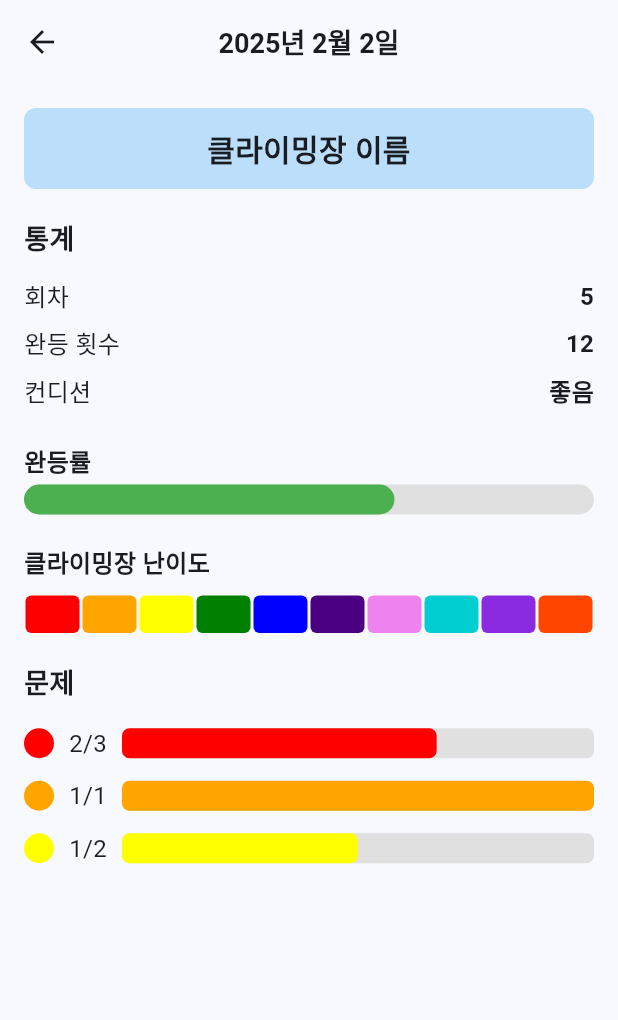
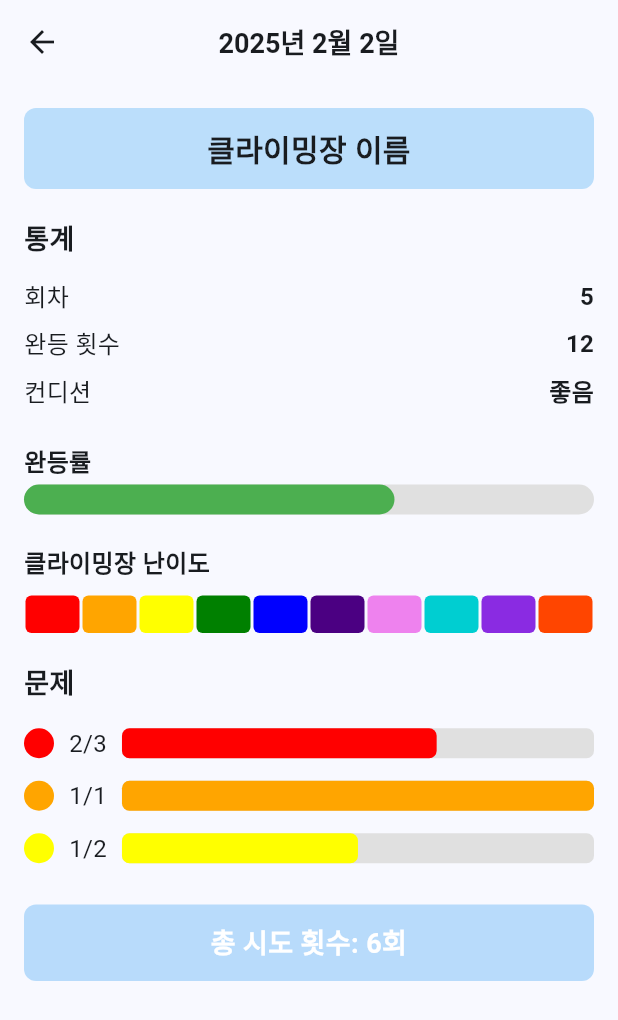
Before and after one commit to zeeeyeon/ssafy_common_project, a Flutter app: the CalendarDetailScreen screen opened directly with empty values, after a tap on "클라이밍장 이름", on a phone screen of 412 x 824 dp. Shown: the top 1020 px of the screen. Run offline on Flutter 3.47's test engine with Material 3 defaults, Android fonts, the phone set to English and light mode, and no system bars; our stand-ins replace dio, flutter_riverpod, go_router, logger; Roboto replaces fonts that are missing (Pretendard).

Commit message:
[S12P11E206-203] [FE] Design: 캘린더 및 상세 페이지 디자인 수정

```diff
--- a/front/lib/common/widgets/layout/custom_app_bar.dart
+++ b/front/lib/common/widgets/layout/custom_app_bar.dart
@@ -4,12 +4,14 @@ class CustomAppBar extends StatelessWidget implements PreferredSizeWidget {
   final String title;
   final List<Widget>? actions;
   final bool showBackButton;
+  final Widget? leading;
 
   const CustomAppBar({
     super.key,
     required this.title,
     this.actions,
     this.showBackButton = true,
+    this.leading,
   });
 
   @override
@@ -25,12 +27,13 @@ class CustomAppBar extends StatelessWidget implements PreferredSizeWidget {
       backgroundColor: Colors.white,
       elevation: 0,
       centerTitle: true,
-      leading: showBackButton
-          ? IconButton(
-              icon: const Icon(Icons.arrow_back_ios, color: Colors.black),
-              onPressed: () => Navigator.pop(context),
-            )
-          : null,
+      leading: leading ??
+          (showBackButton
+              ? IconButton(
+                  icon: const Icon(Icons.arrow_back_ios, color: Colors.black),
+                  onPressed: () => Navigator.pop(context),
+                )
+              : null),
       actions: actions,
     );
   }
--- a/front/lib/features/calendar/screens/calendar_detail_screen.dart
+++ b/front/lib/features/calendar/screens/calendar_detail_screen.dart
@@ -89,11 +89,32 @@ class CalendarDetailScreenState extends ConsumerState<CalendarDetailScreen> {
 
   Future<void> fetchProblemData() async {
     try {
-      final dummyData = [
-        {"color": 0xFFFF0000, "success": 2, "attempts": 3}, // 빨강
-        {"color": 0xFFFFA500, "success": 1, "attempts": 1}, // 주황
-        {"color": 0xFFFFFF00, "success": 1, "attempts": 2}, // 노랑
-      ];
+      final double? dummyOpacity = _getDummyOpacity(selectedDate);
+      int baseAttempts =
+          (dummyOpacity != null) ? (dummyOpacity * 10).round() : 0;
+      final dummyData = (dummyOpacity != null)
+          ? [
+              {
+                "color": 0xFFFF0000,
+                "success": (baseAttempts / 2).round(),
+                "attempts": baseAttempts
+              },
+              {
+                "color": 0xFFFFA500,
+                "success": (baseAttempts / 3).round(),
+                "attempts": baseAttempts
+              },
+              {
+                "color": 0xFFFFFF00,
+                "success": (baseAttempts / 4).round(),
+                "attempts": baseAttempts
+              },
+            ]
+          : [
+              {"color": 0xFFFF0000, "success": 2, "attempts": 3},
+              {"color": 0xFFFFA500, "success": 1, "attempts": 1},
+              {"color": 0xFFFFFF00, "success": 1, "attempts": 2},
+            ];
       ref.read(problemProvider.notifier).setProblems(dummyData);
     } catch (e) {
       logger.e('❌ fetchProblemData() 오류: ${e.toString()}');
@@ -200,6 +221,8 @@ class CalendarDetailScreenState extends ConsumerState<CalendarDetailScreen> {
                 style: TextStyle(fontSize: 18, fontWeight: FontWeight.bold)),
             const SizedBox(height: 10),
             _problemList(problems),
+            const SizedBox(height: 20),
+            _buildAttemptStatus(_calculateTotalAttempts(problems)),
           ],
         ),
       ),
@@ -249,7 +272,6 @@ class CalendarDetailScreenState extends ConsumerState<CalendarDetailScreen> {
     );
   }
 
-  // ✅ 누락된 _buildStatItem 함수 추가
   Widget _buildStatItem(String title, String value) {
     return Padding(
       padding: const EdgeInsets.symmetric(vertical: 4.0),
@@ -265,7 +287,6 @@ class CalendarDetailScreenState extends ConsumerState<CalendarDetailScreen> {
     );
   }
 
-// ✅ 누락된 _problemList 함수 추가
   Widget _problemList(List<Map<String, dynamic>> problems) {
     if (problems.isEmpty) {
       return const Text('도전한 문제가 없습니다.');
@@ -279,10 +300,9 @@ class CalendarDetailScreenState extends ConsumerState<CalendarDetailScreen> {
     );
   }
 
-// ✅ 누락된 _buildProblemItem 함수 추가
   Widget _buildProblemItem(Color color, int success, int attempts) {
     return Padding(
-      padding: const EdgeInsets.symmetric(vertical: 6.0), // ✅ 문제 사이 간격 추가
+      padding: const EdgeInsets.symmetric(vertical: 6.0),
       child: Row(
         children: [
           Container(
@@ -294,7 +314,7 @@ class CalendarDetailScreenState extends ConsumerState<CalendarDetailScreen> {
           const SizedBox(width: 10),
           Expanded(
             child: Container(
-              height: 20, // ✅ 그래프 두께 증가
+              height: 20,
               decoration: BoxDecoration(
                 borderRadius: BorderRadius.circular(5),
                 color: Colors.grey[300],
@@ -315,4 +335,48 @@ class CalendarDetailScreenState extends ConsumerState<CalendarDetailScreen> {
       ),
     );
   }
+
+  int _calculateTotalAttempts(List<Map<String, dynamic>> problems) {
+    return problems.fold(
+        0, (sum, problem) => sum + (problem['attempts'] as int));
+  }
+
+  Widget _buildAttemptStatus(int totalAttempts) {
+    double opacity;
+    if (totalAttempts >= 20) {
+      opacity = 1.0;
+    } else if (totalAttempts >= 10) {
+      opacity = 0.6;
+    } else if (totalAttempts >= 5) {
+      opacity = 0.3;
+    } else {
+      opacity = 0.1;
+    }
+
+    return Container(
+      width: double.infinity,
+      padding: const EdgeInsets.all(12),
+      decoration: BoxDecoration(
+        color: Color.fromRGBO(33, 150, 243, opacity),
+        borderRadius: BorderRadius.circular(8),
+      ),
+      child: Text(
+        '총 시도 횟수: $totalAttempts회',
+        style: const TextStyle(
+          fontSize: 18,
+          fontWeight: FontWeight.bold,
+          color: Colors.white,
+        ),
+        textAlign: TextAlign.center,
+      ),
+    );
+  }
+
+  // 추가: 날짜별 dummy opacity 반환 (3,15,24 -> 0.3, 6,18 -> 0.6, 9,21 -> 0.9)
+  double? _getDummyOpacity(DateTime date) {
+    if (date.day == 3 || date.day == 15 || date.day == 24) return 0.3;
+    if (date.day == 6 || date.day == 18) return 0.6;
+    if (date.day == 9 || date.day == 21) return 0.9;
+    return null;
+  }
 }
--- a/front/lib/features/calendar/screens/calendar_screen.dart
+++ b/front/lib/features/calendar/screens/calendar_screen.dart
@@ -37,12 +37,11 @@ class CalendarScreenState extends ConsumerState<CalendarScreen> {
       appBar: CustomAppBar(
         title: '${currentMonth.year}년 ${currentMonth.month}월',
         showBackButton: false,
-        actions: [
-          IconButton(
-            icon: const Icon(Icons.calendar_today),
-            onPressed: () => selectDate(context),
-          ),
-        ],
+        leading: IconButton(
+          icon: const Icon(Icons.calendar_today),
+          onPressed: () => selectDate(context),
+        ),
+        actions: const [],
       ),
       body: SafeArea(
         child: Column(
@@ -83,7 +82,7 @@ class CalendarScreenState extends ConsumerState<CalendarScreen> {
                     crossAxisCount: 7,
                     mainAxisSpacing: 4,
                     crossAxisSpacing: 4,
-                    childAspectRatio: 1.0,
+                    childAspectRatio: 0.7,
                   ),
                   itemCount: getDaysInMonth() + getFirstWeekdayOfMonth() - 1,
                   itemBuilder: (context, index) {
@@ -98,8 +97,11 @@ class CalendarScreenState extends ConsumerState<CalendarScreen> {
                       dayNumber,
                     );
 
-                    final hasRecord = dayNumber % 3 == 0;
-                    return buildDayCell(currentDate, hasRecord);
+                    final int dailyAttempts =
+                        _getDailyAttemptCount(currentDate);
+                    final bool hasRecord = dailyAttempts > 0;
+                    return buildDayCell(currentDate, hasRecord,
+                        dailyAttempts: dailyAttempts);
                   },
                 ),
               ),
@@ -171,7 +173,7 @@ class CalendarScreenState extends ConsumerState<CalendarScreen> {
     );
   }
 
-  Widget buildDayCell(DateTime date, bool hasRecord) {
+  Widget buildDayCell(DateTime date, bool hasRecord, {int dailyAttempts = 0}) {
     final isToday = DateTime.now().year == date.year &&
         DateTime.now().month == date.month &&
         DateTime.now().day == date.day;
@@ -181,7 +183,7 @@ class CalendarScreenState extends ConsumerState<CalendarScreen> {
       child: Container(
         padding: const EdgeInsets.symmetric(vertical: 4.0),
         decoration: BoxDecoration(
-          color: hasRecord ? Colors.blue.withOpacity(0.1) : null,
+          color: hasRecord ? const Color.fromRGBO(33, 150, 243, 0.1) : null,
           border: isToday
               ? Border.all(color: Colors.blue, width: 2)
               : Border.all(color: Colors.grey[300]!, width: 0.5),
@@ -191,7 +193,7 @@ class CalendarScreenState extends ConsumerState<CalendarScreen> {
           mainAxisSize: MainAxisSize.min,
           children: [
             Padding(
-              padding: const EdgeInsets.all(4.0),
+              padding: const EdgeInsets.all(2.0),
               child: Text(
                 '${date.day}',
                 style: TextStyle(
@@ -201,12 +203,18 @@ class CalendarScreenState extends ConsumerState<CalendarScreen> {
               ),
             ),
             if (hasRecord)
-              Container(
-                height: 4,
-                margin: const EdgeInsets.symmetric(horizontal: 4),
-                decoration: BoxDecoration(
-                  color: Colors.blue.withOpacity(0.2),
-                  borderRadius: BorderRadius.circular(2),
+              Expanded(
+                child: Container(
+                  margin: const EdgeInsets.only(left: 6, right: 6, bottom: 2),
+                  decoration: BoxDecoration(
+                    color: hasRecord
+                        ? Color.fromRGBO(33, 150, 243,
+                            _getOpacityFromAttempts(dailyAttempts))
+                        : null,
+                    borderRadius: const BorderRadius.vertical(
+                      bottom: Radius.circular(6),
+                    ),
+                  ),
                 ),
               ),
           ],
@@ -245,4 +253,18 @@ class CalendarScreenState extends ConsumerState<CalendarScreen> {
   int getFirstWeekdayOfMonth() {
     return DateTime(currentMonth.year, currentMonth.month, 1).weekday;
   }
+
+  int _getDailyAttemptCount(DateTime date) {
+    if (date.day == 3 || date.day == 15 || date.day == 24) return 5;
+    if (date.day == 6 || date.day == 18) return 10;
+    if (date.day == 9 || date.day == 21) return 20;
+    return 0;
+  }
+
+  double _getOpacityFromAttempts(int attempts) {
+    if (attempts >= 20) return 0.9;
+    if (attempts >= 10) return 0.6;
+    if (attempts > 0) return 0.3;
+    return 0.0;
+  }
 }
```
Also changed, not shown: 1 other file.
